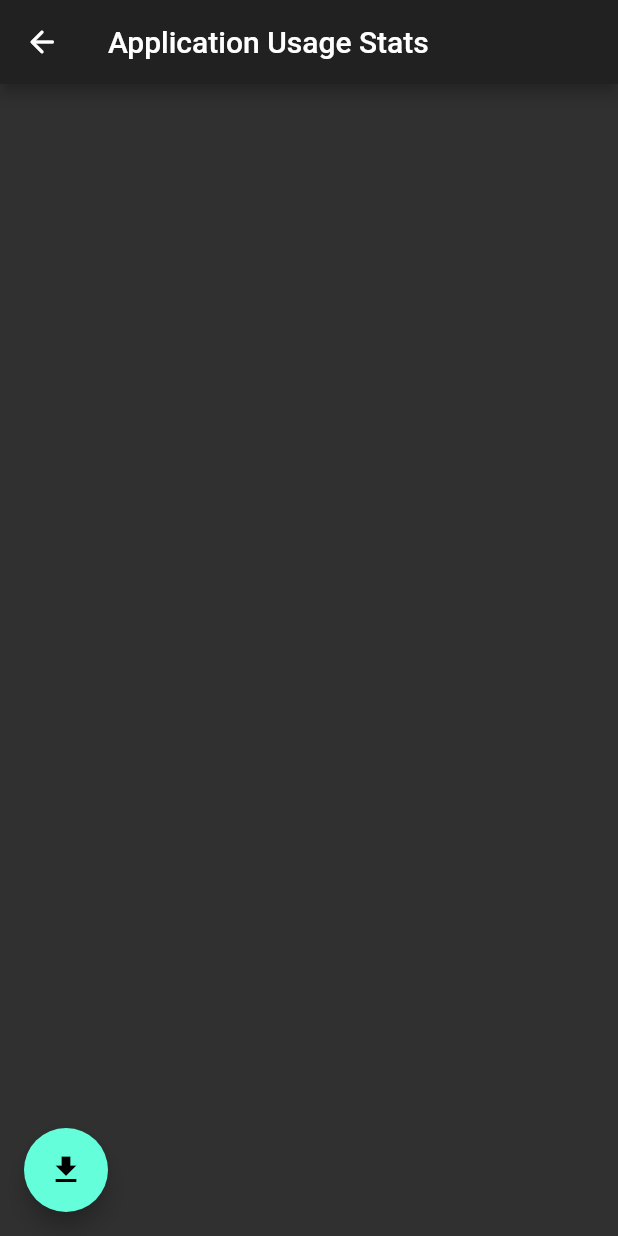
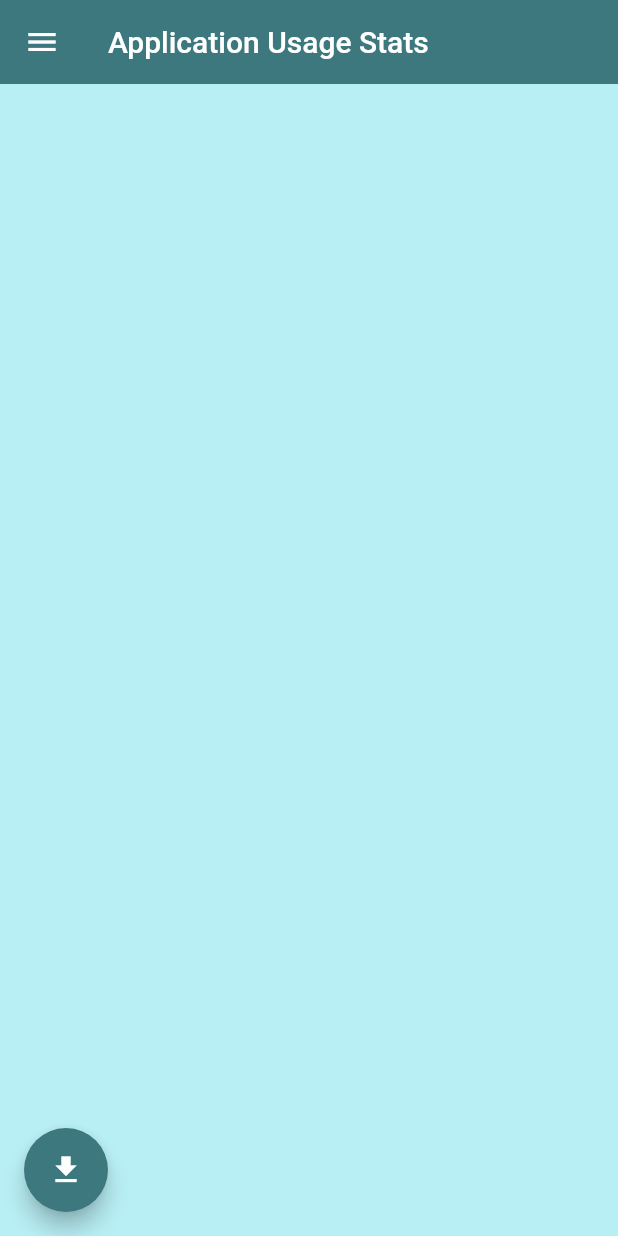
Before and after one commit to aryan750/Personal-Voice-Assistant, a Flutter app: the MainDrawer widget shown alone on an empty page, opened directly, after a tap on "App Usage", on a phone screen of 412 x 824 dp. Run offline on Flutter 3.47's test engine with Material 2 defaults, Android fonts, the phone set to English and light mode, and no system bars; our stand-ins replace flutter_svg, hexcolor, velocity_x; missing offline and left inert: alan_voice, app_usage.

Commit message:
Latest changes

```diff
--- a/lib/AppStats.dart
+++ b/lib/AppStats.dart
@@ -1,6 +1,8 @@
 import 'package:flutter/material.dart';
 import 'package:app_usage/app_usage.dart';
-
+import 'package:hexcolor/hexcolor.dart';
+import 'package:velocity_x/velocity_x.dart';
+import 'package:simpleflutterapp/mainDrawer.dart';
 void main() => runApp(AppStats());
 
 class AppStats extends StatefulWidget {
@@ -20,12 +22,8 @@ class _AppStatsState extends State<AppStats> {
     try {
       DateTime endDate = new DateTime.now();
       DateTime startDate = endDate.subtract(Duration(hours: 1));
-      List<AppUsageInfo> infoList =
-          await AppUsage.getAppUsage(startDate, endDate);
-      setState(() {
-        _infos = infoList;
-      });
-
+      List<AppUsageInfo> infoList = await AppUsage.getAppUsage(startDate, endDate);
+      setState(() {_infos = infoList;});
       for (var info in infoList) {
         print(info.toString());
       }
@@ -38,17 +36,14 @@ class _AppStatsState extends State<AppStats> {
   Widget build(BuildContext context) {
     return MaterialApp(
       theme: ThemeData(
-        brightness: Brightness.dark,
+        brightness: Brightness.light,
       ),
       home: Scaffold(
+        drawer: MainDrawer(),
         appBar: AppBar(
-          leading: IconButton(
-            icon: Icon(Icons.arrow_back_rounded),
-            onPressed: () {
-              Navigator.pop(context, true);
-            },
-          ),
           title: const Text('Application Usage Stats'),
+          backgroundColor: Vx.hexToColor("#3c787e"),
+          elevation: 0.0,
         ),
         body: ListView.builder(
             itemCount: _infos.length,
@@ -58,8 +53,14 @@ class _AppStatsState extends State<AppStats> {
                   trailing: Text(_infos[index].usage.toString()));
             }),
         floatingActionButton: FloatingActionButton(
-            onPressed: getUsageStats, child: Icon(Icons.file_download)),
+            onPressed: getUsageStats,
+            backgroundColor: HexColor("#3c787e"),
+            child: Icon(
+              Icons.file_download,
+              color: Colors.white,
+            )),
         floatingActionButtonLocation: FloatingActionButtonLocation.startFloat,
+        backgroundColor: Vx.hexToColor('#b8eff5'),
       ),
     );
   }
--- a/lib/mainDrawer.dart
+++ b/lib/mainDrawer.dart
@@ -1,8 +1,13 @@
 import 'package:simpleflutterapp/HomeScreen.dart';
+import 'package:simpleflutterapp/AppStats.dart';
+import 'package:simpleflutterapp/FAQ.dart';
+
 import 'package:flutter/material.dart';
-import 'package:simpleflutterapp/AppStats.dart';
+import 'package:hexcolor/hexcolor.dart';
+import 'package:flutter_svg/flutter_svg.dart';
 // import 'package:velocity_x/velocity_x.dart';
 
+// import 'package:velocity_x/velocity_x.dart';
 class MainDrawer extends StatelessWidget {
   @override
   Widget build(BuildContext context) {
@@ -14,33 +19,29 @@ class MainDrawer extends StatelessWidget {
             Container(
               width: double.infinity,
               padding: EdgeInsets.all(20),
-              color: Colors.blue[800],
+              color: HexColor("#3c787e"),
               child: Center(
                 child: Column(
                   children: <Widget>[
-                    Container(
-                      width: 100,
+                    SvgPicture.asset(
+                      'assets/logo.svg',
+                      fit: BoxFit.scaleDown,
                       height: 100,
-                      margin: EdgeInsets.only(
-                        top: 30,
-                      ),
-                      decoration: BoxDecoration(
-                        shape: BoxShape.rectangle,
-                        image: DecorationImage(
-                            image: ExactAssetImage('assets/index.jpeg'),
-                            fit: BoxFit.fill),
-                      ),
                     ),
                   ],
                 ),
               ),
             ),
             ListTile(
-              leading: Icon(Icons.home),
+              leading: Icon(
+                Icons.home,
+                color: HexColor("#3c787e"),
+              ),
               title: Text(
                 'Home',
                 style: TextStyle(
                   fontSize: 18,
+                  color: HexColor("#3c787e"),
                 ),
               ),
               onTap: () {
@@ -49,11 +50,15 @@ class MainDrawer extends StatelessWidget {
               },
             ),
             ListTile(
-              leading: Icon(Icons.data_usage),
+              leading: Icon(
+                Icons.data_usage,
+                color: HexColor("#3c787e"),
+              ),
               title: Text(
                 'App Usage',
                 style: TextStyle(
                   fontSize: 18,
+                  color: HexColor("#3c787e"),
                 ),
               ),
               onTap: () {
@@ -62,18 +67,21 @@ class MainDrawer extends StatelessWidget {
               },
             ),
             ListTile(
-              leading: Icon(Icons.question_answer_outlined),
+              leading: Icon(
+                Icons.question_answer_outlined,
+                color: HexColor("#3c787e"),
+              ),
               title: Text(
                 'FAQ',
                 style: TextStyle(
                   fontSize: 18,
+                  color: HexColor("#3c787e"),
                 ),
               ),
-              onTap: null,
-              //() {
-              //   Navigator.push(context,
-              //       new MaterialPageRoute(builder: (context) => Faq()));
-              // },
+              onTap: () {
+                Navigator.push(context,
+                    new MaterialPageRoute(builder: (context) => faq()));
+              },
             ),
           ],
         ),
--- a/lib/utils/ai_util.dart
+++ b/lib/utils/ai_util.dart
@@ -2,6 +2,6 @@ import 'package:flutter/material.dart';
 import 'package:velocity_x/velocity_x.dart';
 
 mixin AIUtil {
-  static Color primaryColor1 = Vx.blue400;
-  static Color primaryColor2 = Vx.blue300;
+  static Color primaryColor1 = Vx.hexToColor("#50868b");
+  static Color primaryColor2 = Vx.teal100;
 }
```
Also changed, not shown: lib/HomeScreen.dart (+57 -53 lines), lib/main.dart (+7 -5 lines), pubspec.yaml (+5 -21 lines), pubspec.lock, 7 other files.
